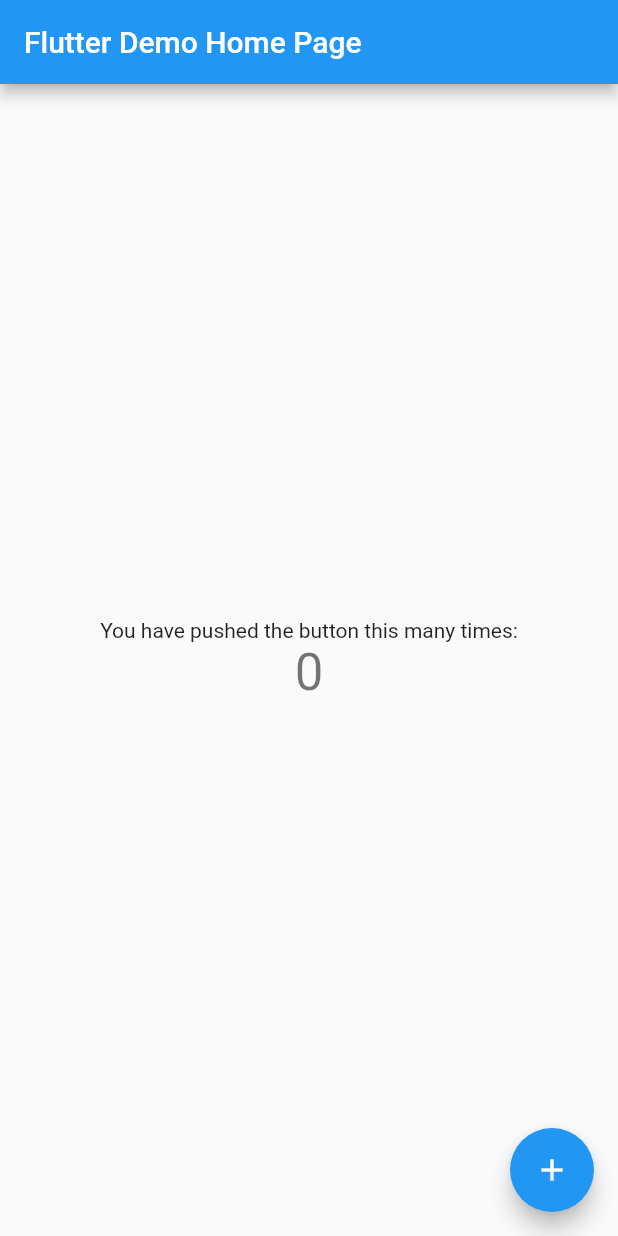
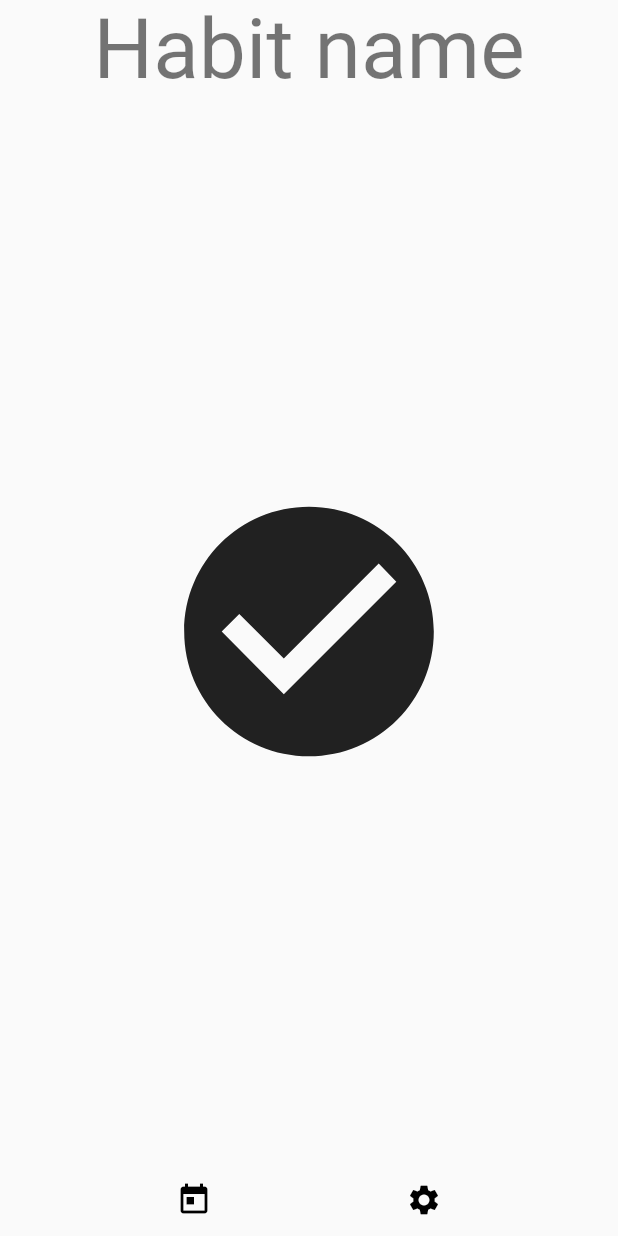
Before and after one commit to jac-snall/habit_tracker, a Flutter app: the screen it shows after launch, on a phone screen of 412 x 824 dp. Run offline on Flutter 3.47's test engine with Material 2 defaults, Android fonts, the phone set to English and light mode, and no system bars.

Commit message:
Basic layout

```diff
--- a/lib/main.dart
+++ b/lib/main.dart
@@ -46,17 +46,34 @@
 }
 
 class _MyHomePageState extends State<MyHomePage> {
-  int _counter = 0;
+  bool _complete = false;
 
-  void _incrementCounter() {
+  void _completeTask() {
     setState(() {
-      // This call to setState tells the Flutter framework that something has
-      // changed in this State, which causes it to rerun the build method below
-      // so that the display can reflect the updated values. If we changed
-      // _counter without calling setState(), then the build method would not be
-      // called again, and so nothing would appear to happen.
-      _counter++;
+      _complete = true;
     });
+  }
+
+  Widget _buildCenter() {
+    if (_complete) {
+      return Column(
+        mainAxisAlignment: MainAxisAlignment.center,
+        children: [
+          Text('Well done!'),
+          Icon(Icons.check),
+          Text('Current streak: 10'),
+          Text('Longest streak: 25'),
+        ],
+      );
+    } else {
+      return IconButton(
+        onPressed: _completeTask,
+        iconSize: 200,
+        icon: Icon(
+          Icons.check_circle,
+        ),
+      );
+    }
   }
 
   @override
@@ -67,47 +84,43 @@
     // The Flutter framework has been optimized to make rerunning build methods
     // fast, so that you can just rebuild anything that needs updating rather
     // than having to individually change instances of widgets.
-    return Scaffold(
-      appBar: AppBar(
-        // Here we take the value from the MyHomePage object that was created by
-        // the App.build method, and use it to set our appbar title.
-        title: Text(widget.title),
-      ),
-      body: Center(
-        // Center is a layout widget. It takes a single child and positions it
-        // in the middle of the parent.
-        child: Column(
-          // Column is also a layout widget. It takes a list of children and
-          // arranges them vertically. By default, it sizes itself to fit its
-          // children horizontally, and tries to be as tall as its parent.
-          //
-          // Invoke "debug painting" (press "p" in the console, choose the
-          // "Toggle Debug Paint" action from the Flutter Inspector in Android
-          // Studio, or the "Toggle Debug Paint" command in Visual Studio Code)
-          // to see the wireframe for each widget.
-          //
-          // Column has various properties to control how it sizes itself and
-          // how it positions its children. Here we use mainAxisAlignment to
-          // center the children vertically; the main axis here is the vertical
-          // axis because Columns are vertical (the cross axis would be
-          // horizontal).
-          mainAxisAlignment: MainAxisAlignment.center,
-          children: <Widget>[
-            Text(
-              'You have pushed the button this many times:',
-            ),
-            Text(
-              '$_counter',
-              style: Theme.of(context).textTheme.headline4,
-            ),
-          ],
+    return Material(
+      child: SafeArea(
+        child: Container(
+          decoration: _complete ? BoxDecoration(color: Colors.green) : null,
+          child: Column(
+            mainAxisAlignment: MainAxisAlignment.center,
+            children: [
+              Text(
+                'Habit name',
+                style: Theme.of(context).textTheme.headline2,
+              ),
+              Expanded(
+                child: _buildCenter(),
+              ),
+              Row(
+                mainAxisAlignment: MainAxisAlignment.spaceEvenly,
+                children: [
+                  IconButton(
+                    onPressed: null,
+                    icon: Icon(
+                      Icons.today,
+                      color: Colors.black,
+                    ),
+                  ),
+                  IconButton(
+                    onPressed: null,
+                    icon: Icon(
+                      Icons.settings,
+                      color: Colors.black,
+                    ),
+                  ),
+                ],
+              )
+            ],
+          ),
         ),
       ),
-      floatingActionButton: FloatingActionButton(
-        onPressed: _incrementCounter,
-        tooltip: 'Increment',
-        child: Icon(Icons.add),
-      ), // This trailing comma makes auto-formatting nicer for build methods.
     );
   }
 }
```
